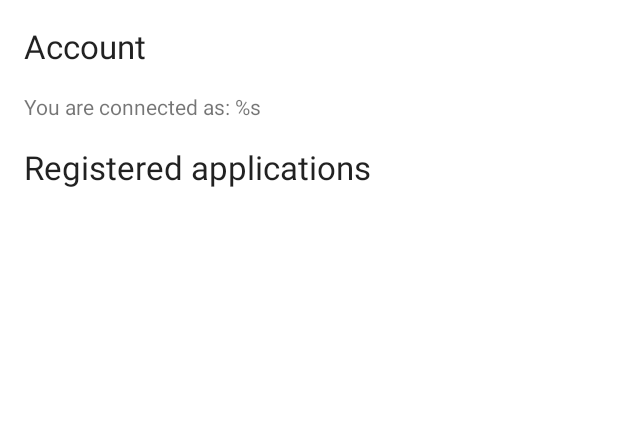
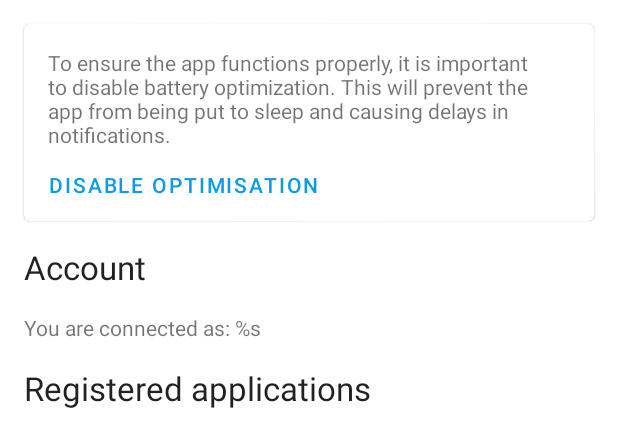
Before and after one commit to UP-NextPush/android, an Android app: the layout content_main.xml on its own in the app's theme, with its tools: preview values and no code run, on a phone screen of 412 x 824 dp. Shown: the top 447 px of the screen. Run offline under Robolectric (Android 15) with nearby library versions, the phone set to English and light mode, and no system bars.

Commit message:
Simplify content_main layout

```diff
--- a/app/src/main/res/layout/content_main.xml
+++ b/app/src/main/res/layout/content_main.xml
@@ -1,57 +1,48 @@
 <?xml version="1.0" encoding="utf-8"?>
 <androidx.constraintlayout.widget.ConstraintLayout xmlns:android="http://schemas.android.com/apk/res/android"
     xmlns:app="http://schemas.android.com/apk/res-auto"
+    xmlns:tools="http://schemas.android.com/tools"
     android:layout_width="match_parent"
     android:layout_height="match_parent"
     app:layout_behavior="@string/appbar_scrolling_view_behavior">
 
     <com.google.android.material.card.MaterialCardView
         android:id="@+id/card_battery_optimization"
+        android:layout_width="match_parent"
+        android:layout_height="wrap_content"
+        android:layout_margin="16dp"
+        android:checkable="true"
         android:clickable="true"
         android:focusable="true"
-        android:checkable="true"
-        android:layout_height="wrap_content"
-        android:layout_width="match_parent"
         android:padding="16dp"
-        android:layout_margin="16dp"
+        android:visibility="gone"
         app:layout_constraintStart_toStartOf="parent"
         app:layout_constraintTop_toTopOf="parent"
-        android:visibility="gone" >
+        tools:visibility="visible">
 
         <LinearLayout
             android:layout_width="match_parent"
             android:layout_height="wrap_content"
             android:orientation="vertical">
-            <LinearLayout
-                android:layout_width="match_parent"
+
+            <TextView
+                android:layout_width="wrap_content"
                 android:layout_height="wrap_content"
-                android:orientation="vertical"
+                android:paddingHorizontal="16dp"
                 android:paddingTop="16dp"
-                android:paddingHorizontal="16dp"
-                android:paddingBottom="0dp" >
+                android:paddingBottom="0dp"
+                android:text="@string/card_disable_optimisation_description" />
 
-                <TextView
-                    android:layout_width="wrap_content"
-                    android:layout_height="wrap_content"
-                    android:text="@string/card_disable_optimisation_description" />
+            <com.google.android.material.button.MaterialButton
+                android:id="@+id/button_disable_optimisation"
+                style="?attr/borderlessButtonStyle"
+                android:layout_width="wrap_content"
+                android:layout_height="wrap_content"
+                android:layout_marginHorizontal="8dp"
+                android:text="@string/button_disable_optimisation" />
 
-            </LinearLayout>
+        </LinearLayout>
 
-            <LinearLayout
-                android:layout_width="match_parent"
-                android:layout_height="wrap_content"
-
-                android:orientation="horizontal">
-                <com.google.android.material.button.MaterialButton
-                    android:id="@+id/button_disable_optimisation"
-                    android:layout_width="wrap_content"
-                    android:layout_height="wrap_content"
-                    android:layout_marginEnd="8dp"
-                    android:text="@string/button_disable_optimisation"
-                    style="?attr/borderlessButtonStyle" />
-
-            </LinearLayout>
-        </LinearLayout>
     </com.google.android.material.card.MaterialCardView>
 
     <TextView
@@ -75,10 +66,9 @@
         android:layout_marginEnd="16dp"
         android:text="@string/main_account_desc"
         android:textAppearance="@style/TextAppearance.AppCompat.Small"
+        app:layout_constraintEnd_toEndOf="parent"
         app:layout_constraintStart_toStartOf="parent"
-        app:layout_constraintEnd_toEndOf="parent"
         app:layout_constraintTop_toBottomOf="@id/main_account_title" />
-
 
     <TextView
         android:id="@+id/main_applications_title"
@@ -100,4 +90,5 @@
         app:layout_constraintEnd_toEndOf="parent"
         app:layout_constraintStart_toStartOf="parent"
         app:layout_constraintTop_toBottomOf="@+id/main_applications_title" />
+
 </androidx.constraintlayout.widget.ConstraintLayout>
```
